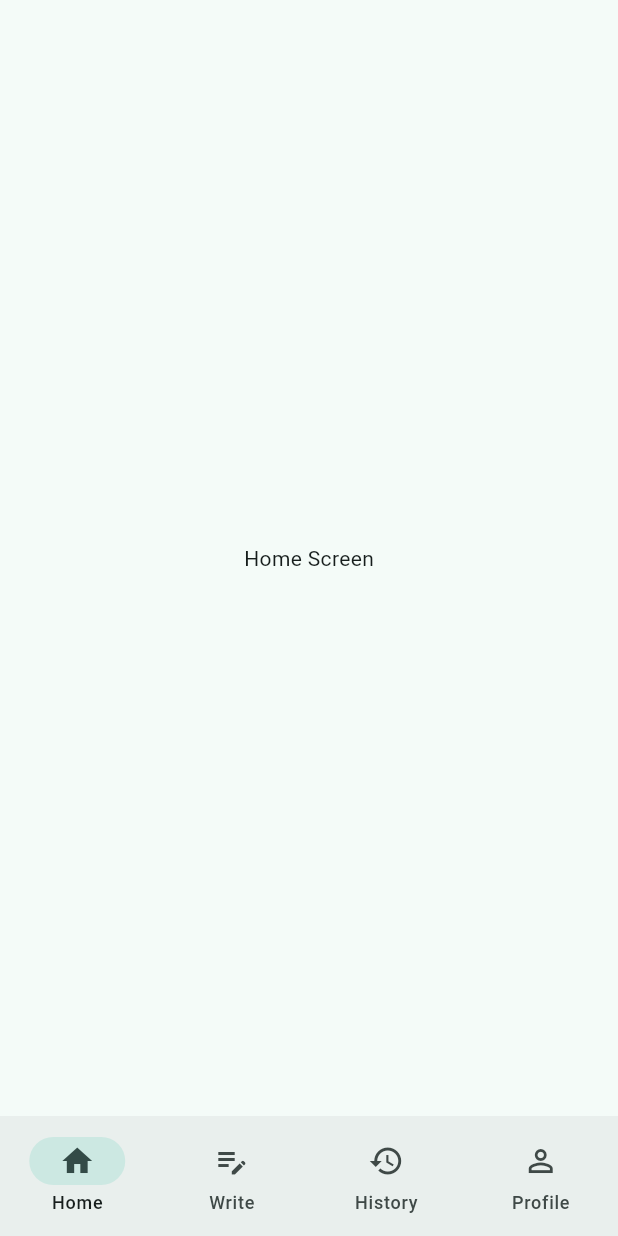
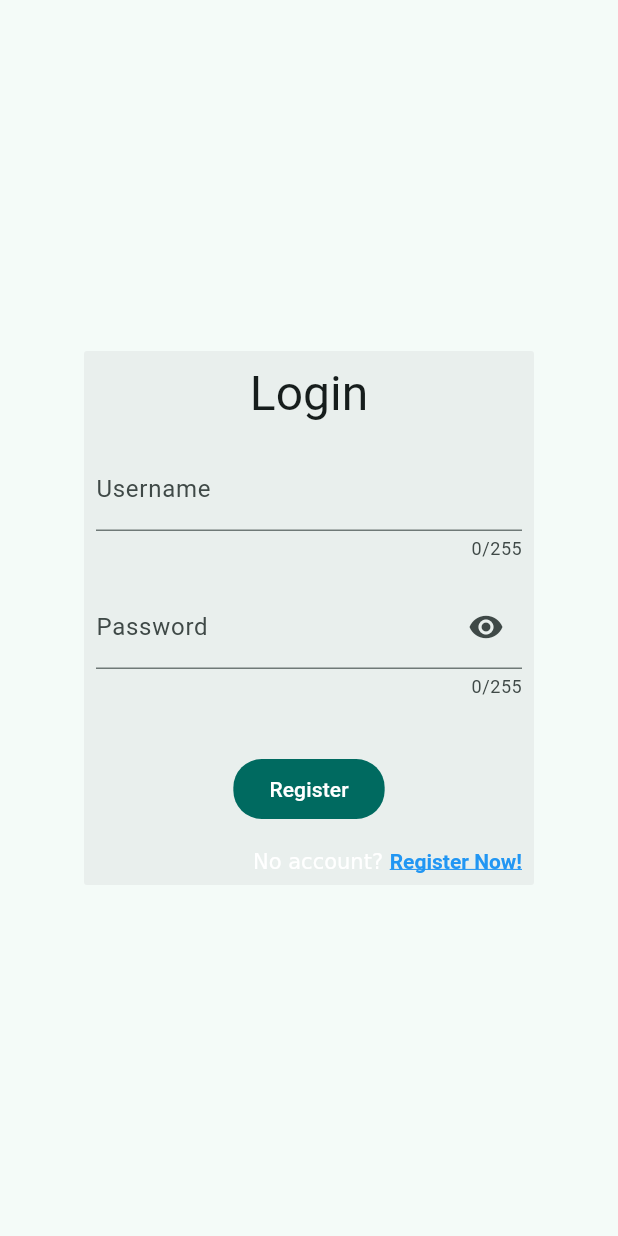
Before and after one commit to zed-zed8/vocabulary-tracker-flutter, a Flutter app: the screen it shows after launch, on a phone screen of 412 x 824 dp. Run offline on Flutter 3.47's test engine with Material 3 defaults, Android fonts, the phone set to English and light mode, and no system bars; our stand-ins replace shared_preferences, sqflite, sqflite_common_ffi; accounts and stored records are empty.

Commit message:
make the auth

```diff
--- /dev/null
+++ b/lib/features/auth/data/authentication.dart
@@ -0,0 +1,125 @@
+import 'dart:convert';
+
+import 'package:sqflite/sqflite.dart';
+import 'package:sqflite_common_ffi/sqflite_ffi.dart'; // Required for Windows
+
+import 'package:vocabulary_tracker/helpers/app_database.dart';
+import 'package:vocabulary_tracker/helpers/preference_manager.dart';
+
+class Authentication {
+  final AppDatabase _db;
+  Authentication(this._db);
+
+  /// Register a new user
+  /// returns a string 'success' or an error message
+  Future<String> register(
+    String username,
+    String email,
+    String password,
+  ) async {
+    final db = await _db.database;
+    // Encode password using dart:convert
+    String encodedPassword = base64Encode(utf8.encode(password));
+    Map<String, Object?> values = {
+      'username': username,
+      'email': email,
+      'password': encodedPassword,
+    };
+
+    try {
+      await db.insert(
+        'users',
+        values,
+        conflictAlgorithm: ConflictAlgorithm.fail,
+      );
+      print('User $username registered successfully.');
+      return 'success';
+    } on DatabaseException catch (e) {
+      // Check if it's a unique constraint failure (SQLite error code 1555 or string match)
+      if (e.isUniqueConstraintError()) {
+        return 'Failed: This username or email already exists.';
+      } else {
+        return 'Database error: ${e.toString()}';
+      }
+    } catch (e) {
+      return 'An unexpected error occurred: $e';
+    }
+  }
+
+  /// Authenticate an existing user
+  Future<bool> login(String username, String password) async {
+    final db = await _db.database;
+    if (!await isUserExist(username)) {
+      print('User not found.');
+      return false;
+    }
+
+    // Encode input and compare with stored data
+    String encodedInput = base64Encode(utf8.encode(password));
+    final List<Map<String, dynamic>> results = await db.rawQuery(
+      'SELECT password FROM users WHERE username = ?',
+      [username],
+    );
+    if (results.isNotEmpty) {
+      // Extract string value from the map key
+      String storedPassword = results.first['password'] as String;
+
+      if (storedPassword == encodedInput) {
+        print('Login successful!');
+        PreferenceManager.setLoginStatus(true, username);
+        return true;
+      }
+    }
+
+    print('Incorrect password.');
+    return false;
+  }
+
+  Future<bool> isUserExist(String username) async {
+    final db = await _db.database;
+    final List<Map<String, dynamic>> maps = await db.query(
+      'users',
+      where: 'username = ?',
+      whereArgs: [username],
+      limit: 1,
+    );
+
+    return maps.isNotEmpty;
+  }
+
+  /// logout of the current user
+  static Future<void> logout(String username) async {
+    await PreferenceManager.sessionLogout();
+  }
+
+  /// check if logged in but from auth
+  static Future<bool> isLoggedIn() async {
+    return await PreferenceManager.isLoggedIn();
+  }
+
+  /// get the user profile
+  /// make sure user isnt empty
+  Future<Map<String, Object?>> profile(String username) async {
+    final db = await _db.database;
+    final List<Map<String, Object?>> maps = await db.query(
+      'users',
+      where: 'username = ?',
+      whereArgs: [username],
+      limit: 1, // Optional: Optimizes the query since you only need one row
+    );
+
+    return maps.first;
+  }
+}
+
+// Auth Helpers
+class AuthHelpers {
+  /// determine if email is valid using regex
+  static bool isValidEmail(String email) {
+    final emailRegex = RegExp(
+      r'^(([^<>()[\]\\.,;:\s@\"]+(\.[^<>()[\]\\.,;:\s@\"]+)*)|(\".+\"))@'
+      r'((\[[0-9]{1,3}\.[0-9]{1,3}\.[0-9]{1,3}\.[0-9]{1,3}\])|(([a-zA-Z\-0-9]+\.)+[a-zA-Z]{2,}))$',
+    );
+    return !emailRegex.hasMatch(email);
+  }
+}
--- /dev/null
+++ b/lib/features/auth/presentation/auth_screen.dart
@@ -0,0 +1,17 @@
+import 'package:flutter/material.dart';
+
+import 'package:vocabulary_tracker/features/auth/state/auth_state.dart';
+
+class RegisterScreen extends StatefulWidget {
+  const RegisterScreen({super.key});
+
+  @override
+  State<RegisterScreen> createState() => RegisterState();
+}
+
+class LoginScreen extends StatefulWidget {
+  const LoginScreen({super.key});
+
+  @override
+  State<LoginScreen> createState() => LoginState();
+}
--- /dev/null
+++ b/lib/features/auth/state/auth_state.dart
@@ -0,0 +1,385 @@
+import 'package:flutter/gestures.dart';
+import 'package:flutter/material.dart';
+import 'package:vocabulary_tracker/features/auth/data/authentication.dart';
+
+import 'package:vocabulary_tracker/features/auth/presentation/auth_screen.dart';
+import 'package:vocabulary_tracker/features/auth/state/auth_state.dart';
+import 'package:vocabulary_tracker/features/dashboard/presentation/dashboard_screen.dart';
+import 'package:vocabulary_tracker/helpers/app_database.dart';
+
+class RegisterState extends State<RegisterScreen> {
+  final _formGlobalKey = GlobalKey<FormState>();
+
+  String _username = '';
+  String _email = '';
+  String _password = '';
+  bool _obscureText = true;
+
+  @override
+  Widget build(BuildContext context) {
+    return Scaffold(
+      body: Center(
+        child: Container(
+          width: 300,
+          decoration: BoxDecoration(
+            color: Theme.of(context).colorScheme.surfaceContainer,
+            borderRadius: BorderRadius.all(Radius.circular(2.0)),
+          ),
+          child: Form(
+            key: _formGlobalKey,
+            child: Column(
+              mainAxisSize: MainAxisSize.min,
+              mainAxisAlignment: MainAxisAlignment.center,
+              children: [
+                // heading
+                Padding(
+                  padding: const EdgeInsets.all(8.0),
+                  child: Text(
+                    'Register',
+                    style: Theme.of(context).textTheme.headlineLarge,
+                  ),
+                ),
+
+                // username
+                Padding(
+                  padding: const EdgeInsets.all(8.0),
+                  child: TextFormField(
+                    maxLength: 255,
+                    decoration: InputDecoration(
+                      label: Text('Username'),
+                      errorMaxLines: 3,
+                    ),
+                    validator: (value) {
+                      if (value == null || value.isEmpty) {
+                        return 'Username can\'t be empty';
+                      }
+                      return null;
+                    },
+                    onSaved: (value) {
+                      _username = value!;
+                    },
+                  ),
+                ),
+
+                // email address
+                Padding(
+                  padding: const EdgeInsets.all(8.0),
+                  child: TextFormField(
+                    keyboardType: TextInputType.emailAddress,
+                    maxLength: 255,
+                    decoration: InputDecoration(
+                      label: Text('Email Address'),
+                      errorMaxLines: 3,
+                    ),
+                    validator: (value) {
+                      if (value == null || value.isEmpty) {
+                        return 'Email Address can\'t be empty';
+                      }
+                      if (AuthHelpers.isValidEmail(value)) {
+                        return 'Invalid Email';
+                      }
+                      return null;
+                    },
+                    onSaved: (value) {
+                      _email = value!;
+                    },
+                  ),
+                ),
+
+                // password
+                Padding(
+                  padding: const EdgeInsets.all(8.0),
+                  child: TextFormField(
+                    obscureText: _obscureText,
+                    keyboardType: TextInputType.visiblePassword,
+
+                    enableSuggestions: false,
+                    autocorrect: false,
+                    autofillHints: const [
+                      AutofillHints.password,
+                    ], // Enable operating system / manager password autofilling
+
+                    maxLength: 255,
+                    decoration: InputDecoration(
+                      label: Text('Password'),
+                      errorMaxLines: 3,
+                      suffixIcon: IconButton(
+                        icon: Icon(
+                          _obscureText
+                              ? Icons.visibility
+                              : Icons.visibility_off,
+                        ),
+                        onPressed: () {
+                          setState(() {
+                            _obscureText = !_obscureText;
+                          });
+                        },
+                      ),
+                    ),
+                    validator: (value) {
+                      if (value == null || value.isEmpty) {
+                        return 'Password can\'t be empty';
+                      }
+                      if (value.length < 8) {
+                        return 'Password must be atleast 8 characters long';
+                      }
+                      return null;
+                    },
+                    onSaved: (value) {
+                      _password = value!;
+                    },
+                  ),
+                ),
+
+                // submit button
+                const SizedBox(height: 20),
+                Padding(
+                  padding: const EdgeInsets.all(8.0),
+                  child: FilledButton(
+                    onPressed: () {
+                      if (_formGlobalKey.currentState!.validate()) {
+                        _formGlobalKey.currentState!.save();
+                        print('form submitted');
+
+                        setState(() async {
+                          if (await Authentication(AppDatabase.instance)
+                                  .register(_username, _email, _password) ==
+                              'success') {
+                            if (context.mounted) {
+                              Navigator.push(
+                                context,
+                                MaterialPageRoute(
+                                  builder: ((context) => DashboardScreen()),
+                                ),
+                              );
+                            }
+                          }
+                        });
+                        _formGlobalKey.currentState!.reset();
+                      }
+                    },
+                    style: FilledButton.styleFrom(
+                      shape: RoundedRectangleBorder(
+                        borderRadius: BorderRadius.circular(19),
+                      ),
+                    ),
+                    child: const Text('Register'),
+                  ),
+                ),
+
+                // login link
+                Padding(
+                  padding: const EdgeInsets.all(8.0),
+                  child: Container(
+                    alignment: Alignment.topRight,
+                    child: LinkText(
+                      text: 'Already have an account? ',
+                      linkText: 'Login Now!',
+                      linkWidget: LoginScreen(),
+                    ),
+                  ),
+                ),
+              ],
+            ),
+          ),
+        ),
+      ),
+    );
+  }
+}
+
+class LoginState extends State<LoginScreen> {
+  final _formGlobalKey = GlobalKey<FormState>();
+
+  String _username = '';
+  String _password = '';
+  bool _obscureText = true;
+
+  @override
+  Widget build(BuildContext context) {
+    return Scaffold(
+      body: Center(
+        child: Container(
+          width: 300,
+          decoration: BoxDecoration(
+            color: Theme.of(context).colorScheme.surfaceContainer,
+            borderRadius: BorderRadius.all(Radius.circular(2.0)),
+          ),
+          child: Form(
+            key: _formGlobalKey,
+            child: Column(
+              mainAxisSize: MainAxisSize.min,
+              mainAxisAlignment: MainAxisAlignment.center,
+              children: [
+                // heading
+                Padding(
+                  padding: const EdgeInsets.all(8.0),
+                  child: Text(
+                    'Login',
+                    style: Theme.of(context).textTheme.headlineLarge,
+                  ),
+                ),
+
+                // username
+                Padding(
+                  padding: const EdgeInsets.all(8.0),
+                  child: TextFormField(
+                    maxLength: 255,
+                    decoration: InputDecoration(
+                      label: Text('Username'),
+                      errorMaxLines: 3,
+                    ),
+                    validator: (value) {
+                      if (value == null || value.isEmpty) {
+                        return 'Username can\'t be empty';
+                      }
+                      return null;
+                    },
+                    onSaved: (value) {
+                      _username = value!;
+                    },
+                  ),
+                ),
+
+                // password
+                Padding(
+                  padding: const EdgeInsets.all(8.0),
+                  child: TextFormField(
+                    obscureText: _obscureText,
+                    keyboardType: TextInputType.visiblePassword,
+
+                    enableSuggestions: false,
+                    autocorrect: false,
+                    autofillHints: const [
+                      AutofillHints.password,
+                    ], // Enable operating system / manager password autofilling
+
+                    maxLength: 255,
+                    decoration: InputDecoration(
+                      label: Text('Password'),
+                      errorMaxLines: 3,
+                      suffixIcon: IconButton(
+                        icon: Icon(
+                          _obscureText
+                              ? Icons.visibility
+                              : Icons.visibility_off,
+                        ),
+                        onPressed: () {
+                          setState(() {
+                            _obscureText = !_obscureText;
+                          });
+                        },
+                      ),
+                    ),
+                    validator: (value) {
+                      if (value == null || value.isEmpty) {
+                        return 'Password can\'t be empty';
+                      }
+                      if (value.length < 8) {
+                        return 'Password must be atleast 8 characters long';
+                      }
+                      return null;
+                    },
+                    onSaved: (value) {
+                      _password = value!;
+                    },
+                  ),
+                ),
+
+                // submit button
+                const SizedBox(height: 20),
+                Padding(
+                  padding: const EdgeInsets.all(8.0),
+                  child: FilledButton(
+                    onPressed: () {
+                      if (_formGlobalKey.currentState!.validate()) {
+                        _formGlobalKey.currentState!.save();
+                        print('form submitted');
+
+                        setState(() async {
+                          // TODO: login
+                          if (await Authentication(AppDatabase.instance)
+                              .login(_username, _password)) {
+                            if (context.mounted) {
+                              Navigator.push(
+                                context,
+                                MaterialPageRoute(
+                                  builder: ((context) => DashboardScreen()),
+                                ),
+                              );
+                            }
+                          }
+                        });
+
+                        _formGlobalKey.currentState!.reset();
+                      }
+                    },
+                    style: FilledButton.styleFrom(
+                      shape: RoundedRectangleBorder(
+                        borderRadius: BorderRadius.circular(19),
+                      ),
+                    ),
+                    child: const Text('Register'),
+                  ),
+                ),
+
+                // register link
+                Padding(
+                  padding: const EdgeInsets.all(8.0),
+                  child: Container(
+                    alignment: Alignment.topRight,
+                    child: LinkText(
+                      text: 'No account? ',
+                      linkText: 'Register Now!',
+                      linkWidget: RegisterScreen(),
+                    ),
+                  ),
+                ),
+              ],
+            ),
+          ),
+        ),
+      ),
+    );
+  }
+}
+
+class LinkText extends StatelessWidget {
+  const LinkText({
+    super.key,
+    this.text,
+    this.linkText,
+    this.linkWidget = const RegisterScreen(),
+  });
+  final String? text;
+  final String? linkText;
+  final Widget linkWidget;
+
+  @override
+  Widget build(BuildContext context) {
+    return RichText(
+      textAlign: TextAlign.right,
+      text: TextSpan(
+        children: [
+          TextSpan(text: text),
+          TextSpan(
+            text: linkText,
+            style: TextStyle(
+              color: Colors.blue,
+              fontWeight: FontWeight.bold,
+              decoration: TextDecoration.underline, // Makes it look like a link
+            ),
+            recognizer: TapGestureRecognizer()
+              ..onTap = () {
+                Navigator.push(
+                  context,
+                  MaterialPageRoute<void>(builder: (context) => linkWidget),
+                );
+                // Your navigation or action goes here
+              },
+          ),
+        ],
+      ),
+    );
+  }
+}
--- a/lib/database/app_database.dart
+++ b/lib/helpers/app_database.dart
@@ -38,8 +38,8 @@ class AppDatabase {
     await db.execute('''
       CREATE TABLE users(
         user_id INTEGER PRIMARY KEY,
-        username TEXT NOT NUll,
-        email TEXT NOT NUll,
+        username TEXT NOT NUll UNIQUE,
+        email TEXT NOT NUll UNIQUE,
         password TEXT NOT NUll
       );
       ''');
@@ -61,9 +61,9 @@ class AppDatabase {
 
     // Seed a default mock user for testing your side project
     await db.insert('users', {
-      'username': 'John Doe',
-      'email': 'john@example.com',
-      'password': utf8.encode('password'),
+      'username': 'user',
+      'email': 'user@users.com',
+      'password': base64Encode(utf8.encode('password')),
     });
 
     // Seed a default mock word for testing your side project
--- /dev/null
+++ b/lib/helpers/preference_manager.dart
@@ -0,0 +1,23 @@
+import 'package:shared_preferences/shared_preferences.dart';
+
+class PreferenceManager {
+  /// Save session flag, and username
+  static Future<void> setLoginStatus(bool isLoggedIn, String username) async {
+    final prefs = await SharedPreferences.getInstance();
+    await prefs.setBool('is_logged_in', isLoggedIn);
+    await prefs.setString('username', username);
+  }
+
+  /// Check session flag
+  static Future<bool> isLoggedIn() async {
+    final prefs = await SharedPreferences.getInstance();
+    return prefs.getBool('is_logged_in') ?? false;
+  }
+
+  /// set session flag false, and remove the username
+  static Future<void> sessionLogout() async {
+    final prefs = await SharedPreferences.getInstance();
+    await prefs.setBool('is_logged_in', false);
+    await prefs.remove('username');
+  }
+}
--- a/lib/main.dart
+++ b/lib/main.dart
@@ -1,7 +1,9 @@
 import 'package:flutter/material.dart';
+import 'package:vocabulary_tracker/features/auth/data/authentication.dart';
 
-import 'database/app_database.dart';
+import 'helpers/app_database.dart';
 import 'features/dashboard/presentation/dashboard_screen.dart';
+import 'features/auth/presentation/auth_screen.dart';
 
 void main() async {
   WidgetsFlutterBinding.ensureInitialized();
@@ -21,10 +23,49 @@ class MyApp extends StatelessWidget {
       title: 'VoTra',
       debugShowCheckedModeBanner: true,
       theme: ThemeData(
-        colorScheme: ColorScheme.fromSeed(seedColor: Colors.teal),
         useMaterial3: true,
+        colorScheme: ColorScheme.fromSeed(
+          seedColor: Colors.teal,
+          brightness: Brightness.light,
+        ),
       ),
-      home: const DashboardScreen(),
+      darkTheme: ThemeData(
+        useMaterial3: true,
+        colorScheme: ColorScheme.fromSeed(
+          seedColor: Colors.tealAccent,
+          brightness: Brightness.dark, // Crucial for dark mode configuration
+        ),
+      ),
+      themeMode: ThemeMode.system,
+
+      home: AuthWrapper(),
     );
   }
 }
+
+// Separate widget handles the conditional UI rendering
+class AuthWrapper extends StatelessWidget {
+  const AuthWrapper({super.key});
+
+  @override
+  Widget build(BuildContext context) {
+    return FutureBuilder<bool>(
+      future: Authentication.isLoggedIn(),
+      builder: (context, snapshot) {
+        // 1. While waiting for the async function to finish, show a loading spinner
+        if (snapshot.connectionState == ConnectionState.waiting) {
+          return const Scaffold(
+            body: Center(child: CircularProgressIndicator()),
+          );
+        }
+
+        // 2. Once finished, route the user based on the boolean result
+        if (snapshot.hasData && snapshot.data == true) {
+          return const DashboardScreen();
+        } else {
+          return const LoginScreen();
+        }
+      },
+    );
+  }
+}
--- a/pubspec.yaml
+++ b/pubspec.yaml
@@ -38,6 +38,7 @@ dependencies:
   path: ^1.9.1
   path_provider: ^2.1.6
   sqflite_common_ffi: ^2.4.2+1
+  shared_preferences: ^2.5.5
 
 dev_dependencies:
   flutter_test:
```
Also changed, not shown: lib/features/dashboard/presentation/dashboard_screen.dart (+4 -4 lines), pubspec.lock, 1 other file.
